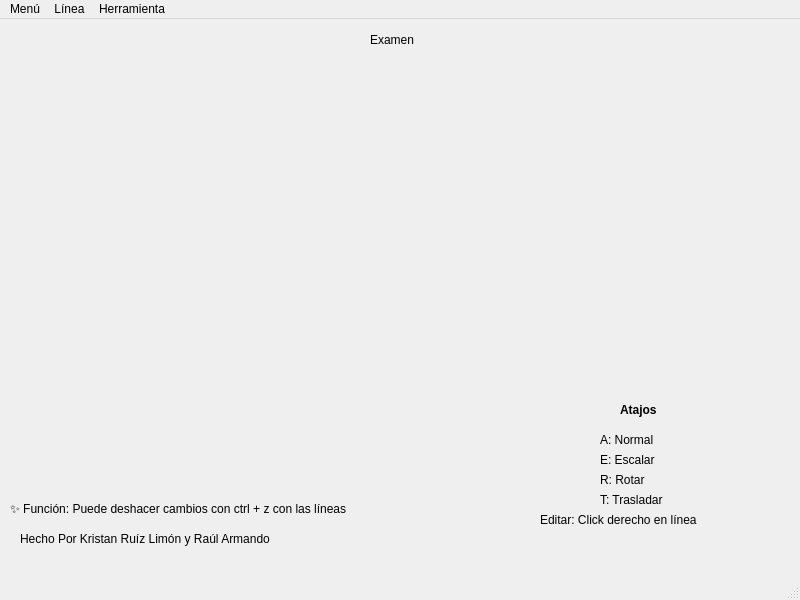
First picture: the form in mainwindow.ui, repository ITLP-Chronicles/TecPainter, before the edit.
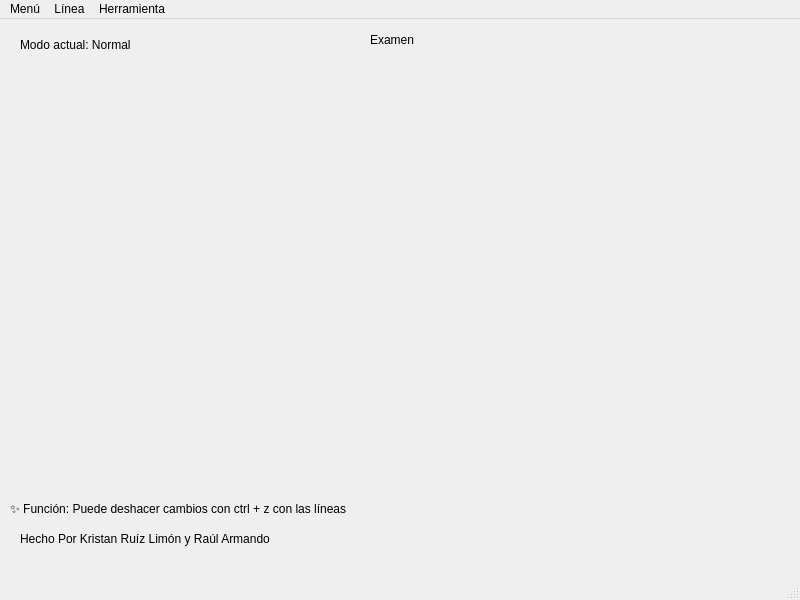
Second picture: the form after the edit. Icons and pictures are not drawn.

Diff of the .ui file:
```diff
--- a/mainwindow.ui
+++ b/mainwindow.ui
@@ -62,89 +62,14 @@
    <widget class="QLabel" name="label_4">
     <property name="geometry">
      <rect>
-      <x>600</x>
-      <y>410</y>
-      <width>71</width>
-      <height>21</height>
-     </rect>
-    </property>
-    <property name="text">
-     <string>A: Normal</string>
-    </property>
-   </widget>
-   <widget class="QLabel" name="label_5">
-    <property name="geometry">
-     <rect>
-      <x>600</x>
-      <y>430</y>
-      <width>71</width>
-      <height>21</height>
-     </rect>
-    </property>
-    <property name="text">
-     <string>E: Escalar</string>
-    </property>
-   </widget>
-   <widget class="QLabel" name="label_6">
-    <property name="geometry">
-     <rect>
-      <x>600</x>
-      <y>450</y>
-      <width>61</width>
-      <height>21</height>
-     </rect>
-    </property>
-    <property name="text">
-     <string>R: Rotar</string>
-    </property>
-   </widget>
-   <widget class="QLabel" name="label_7">
-    <property name="geometry">
-     <rect>
-      <x>600</x>
-      <y>470</y>
-      <width>81</width>
-      <height>21</height>
-     </rect>
-    </property>
-    <property name="text">
-     <string>T: Trasladar</string>
-    </property>
-   </widget>
-   <widget class="QLabel" name="label_8">
-    <property name="geometry">
-     <rect>
-      <x>620</x>
-      <y>380</y>
-      <width>51</width>
-      <height>21</height>
-     </rect>
-    </property>
-    <property name="font">
-     <font>
-      <bold>true</bold>
-      <kerning>false</kerning>
-     </font>
-    </property>
-    <property name="styleSheet">
-     <string notr="true">color: black;
-z-index: 100;</string>
-    </property>
-    <property name="text">
-     <string>Atajos</string>
-    </property>
-   </widget>
-   <widget class="QLabel" name="label_9">
-    <property name="geometry">
-     <rect>
-      <x>540</x>
-      <y>490</y>
+      <x>20</x>
+      <y>10</y>
       <width>201</width>
-      <height>21</height>
+      <height>31</height>
      </rect>
     </property>
     <property name="text">
-     <string>Editar: Click derecho en línea</string>
+     <string>Modo actual: Normal</string>
     </property>
    </widget>
   </widget>
```
Left out of the diff: 8 changed lines with no effect on the pictures.
